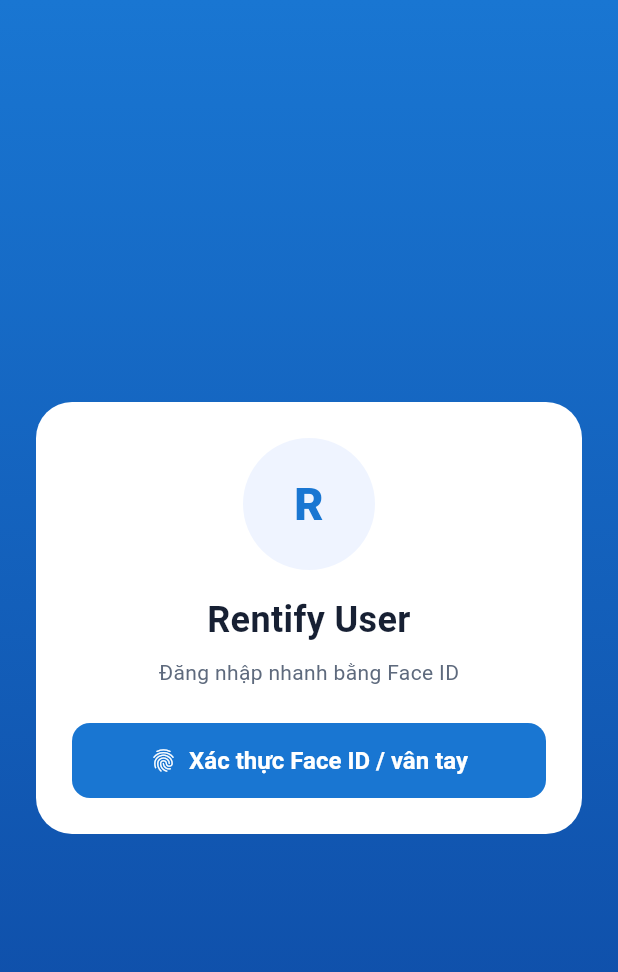
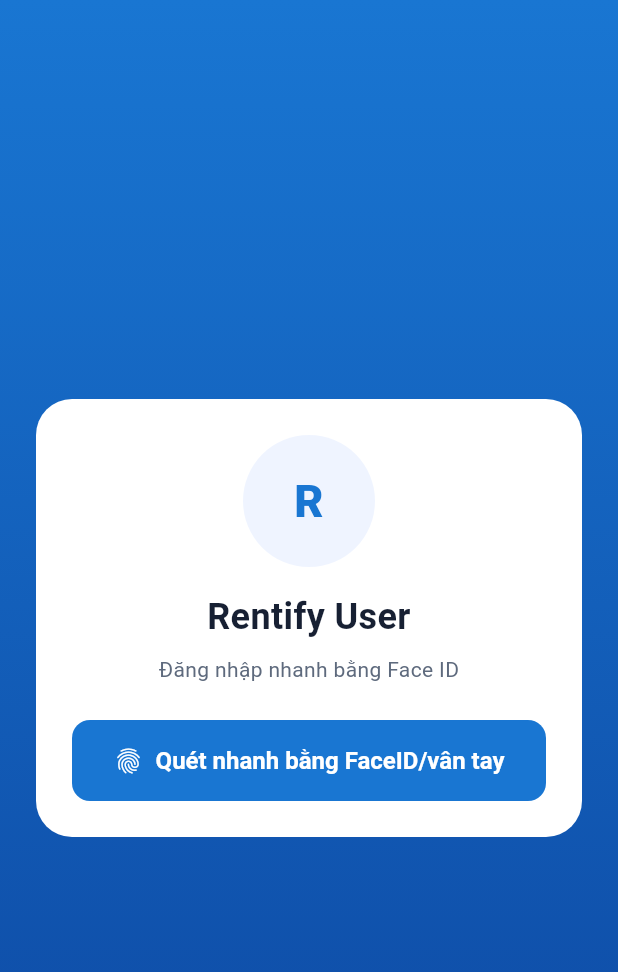
Before and after one commit to khanhngo05/Rentify, a Flutter app: the BiometricUnlockScreen screen opened directly with empty values, on a phone screen of 412 x 824 dp. Shown: the top 972 px of the screen. Run offline on Flutter 3.47's test engine with Material 3 defaults, Android fonts, the phone set to English and light mode, and no system bars; our stand-ins replace cached_network_image, cloud_firestore, firebase_auth, firebase_core, geolocator, google_sign_in and 5 more; accounts and stored records are empty; Roboto replaces fonts that are missing (Outfit).

Commit message:
Quynh: fix sinh trac hoc

```diff
--- a/lib/screens/biometric_unlock_screen.dart
+++ b/lib/screens/biometric_unlock_screen.dart
@@ -1,3 +1,4 @@
+import 'package:cached_network_image/cached_network_image.dart';
 import 'package:flutter/material.dart';
 
 import '../constants/app_colors.dart';
@@ -109,11 +110,35 @@
                     CircleAvatar(
                       radius: 44,
                       backgroundColor: AppColors.surfaceVariant,
-                      backgroundImage: hasAvatar
-                          ? NetworkImage(avatarUrl)
-                          : null,
                       child: hasAvatar
-                          ? null
+                          ? ClipOval(
+                              child: CachedNetworkImage(
+                                imageUrl: avatarUrl,
+                                width: 88,
+                                height: 88,
+                                fit: BoxFit.cover,
+                                fadeInDuration: const Duration(
+                                  milliseconds: 120,
+                                ),
+                                placeholder: (context, url) => const SizedBox(
+                                  width: 22,
+                                  height: 22,
+                                  child: CircularProgressIndicator(
+                                    strokeWidth: 2,
+                                  ),
+                                ),
+                                errorWidget: (context, url, error) => Center(
+                                  child: Text(
+                                    avatarText,
+                                    style: const TextStyle(
+                                      color: AppColors.primary,
+                                      fontWeight: FontWeight.w800,
+                                      fontSize: 30,
+                                    ),
+                                  ),
+                                ),
+                              ),
+                            )
                           : Text(
                               avatarText,
                               style: const TextStyle(
@@ -144,8 +169,8 @@
                     const SizedBox(height: 24),
                     SizedBox(
                       width: double.infinity,
-                      height: 50,
-                      child: ElevatedButton.icon(
+                      height: 54,
+                      child: ElevatedButton(
                         onPressed: _isVerifying ? null : _verifyBiometric,
                         style: ElevatedButton.styleFrom(
                           backgroundColor: AppColors.primary,
@@ -154,7 +179,12 @@
                             borderRadius: BorderRadius.circular(12),
                           ),
                         ),
-                        icon: _isVerifying
+                        child: FittedBox(
+                          fit: BoxFit.scaleDown,
+                          child: Row(
+                            mainAxisSize: MainAxisSize.min,
+                            children: [
+                              _isVerifying
                                   ? const SizedBox(
                                       width: 18,
                                       height: 18,
@@ -163,11 +193,18 @@
                                         color: Colors.white,
                                       ),
                                     )
-                            : const Icon(Icons.fingerprint_rounded),
-                        label: Text(
+                                  : const Icon(
+                                      Icons.fingerprint_rounded,
+                                      size: 20,
+                                    ),
+                              const SizedBox(width: 8),
+                              Text(
                                 _isVerifying
                                     ? 'Đang xác thực...'
-                              : 'Xác thực Face ID / vân tay',
+                                    : 'Quét nhanh bằng FaceID/vân tay',
+                              ),
+                            ],
+                          ),
                         ),
                       ),
                     ),
```
Also changed, not shown: lib/main.dart (+65 -6 lines), lib/screens/profile_screen.dart (+32 -5 lines). Lines whose indentation alone changed are shown as unchanged.
